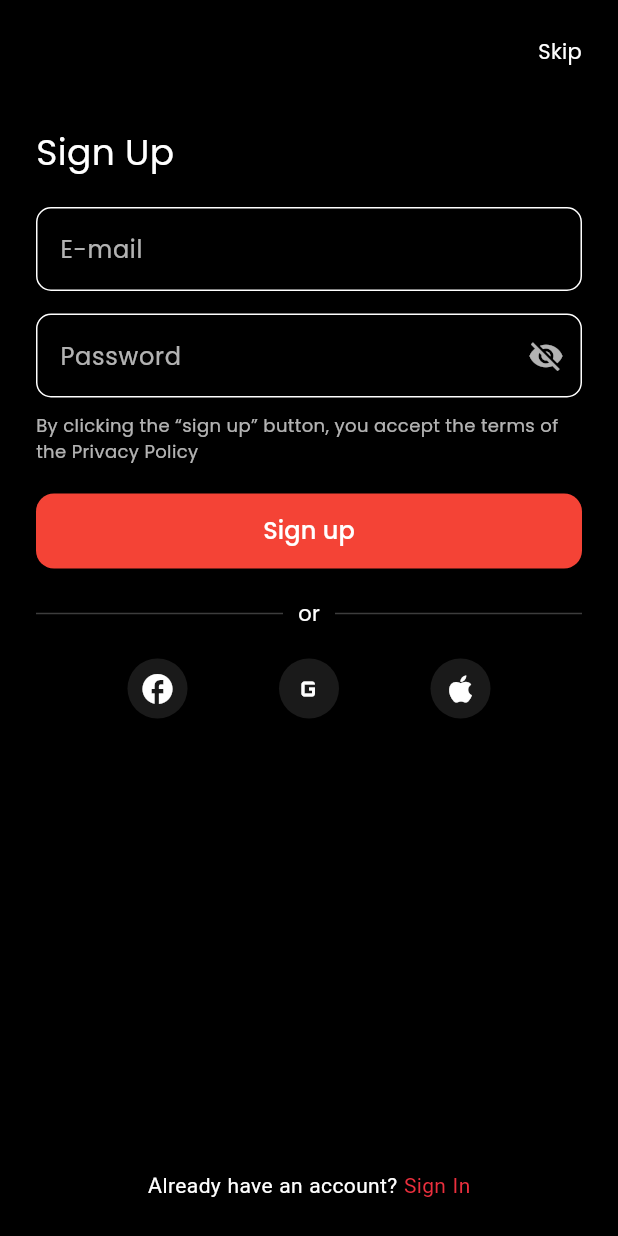
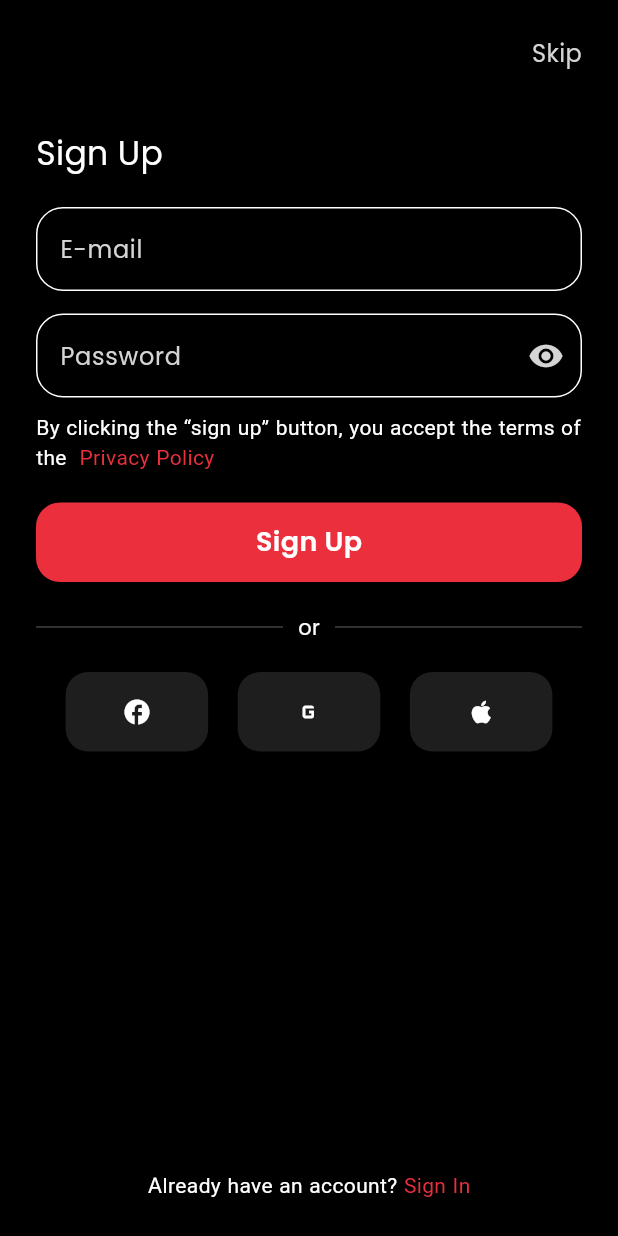
Before and after one commit to minaatef34/cinema_app, a Flutter app: the SignUp screen opened directly, on a phone screen of 412 x 824 dp. Run offline on Flutter 3.47's test engine with Material 3 defaults, Android fonts, the phone set to English and light mode, and no system bars; our stand-ins replace flutter_riverpod, flutter_svg, google_fonts, package_info_plus.

Commit message:
fixed sized

```diff
--- a/lib/src/core/theme/app_colors.dart
+++ b/lib/src/core/theme/app_colors.dart
@@ -9,4 +9,5 @@ class AppColors {
  static Color mainColorDark = Color(0xff94232B);
  static Color greyColor = Color(0xff575757);
  static Color nextIndicatorColor = Color(0xff1E1E1E);
+ static Color dividerColor = Color(0xff404040);
 }
--- a/lib/src/features/sign_up/presentation/pages/sign_up.dart
+++ b/lib/src/features/sign_up/presentation/pages/sign_up.dart
@@ -1,9 +1,12 @@
 import 'package:cinema_app/src/core/theme/app_colors.dart';
+import 'package:cinema_app/src/features/home/presentation/pages/home.dart';
 import 'package:cinema_app/src/features/sign_up/presentation/pages/sing_up_success.dart';
 import 'package:cinema_app/src/features/signin/presentation/pages/sign_in.dart';
+import 'package:cinema_app/src/shared_widgets/app_button.dart';
+import 'package:cinema_app/src/shared_widgets/skip_button.dart';
+import 'package:flutter/gestures.dart';
 import 'package:flutter/material.dart';
 
-import '../../../../shared_widgets/custom_button.dart';
 import '../../../../shared_widgets/custom_text_filed.dart';
 import '../../../../shared_widgets/on_divider.dart';
 import '../../../../shared_widgets/social_row.dart';
@@ -21,31 +24,47 @@ class SignUp extends StatelessWidget {
           child: Column(
             crossAxisAlignment: CrossAxisAlignment.start,
             children: [
-              Align(
-                alignment: Alignment.topRight,
-                child: Text("Skip", style: TextStyle(color: Colors.white)),
+              SkipButton(
+                onPressed: () {
+                  Navigator.push(
+                    context,
+                    MaterialPageRoute(
+                      builder: (context) => Home(),
+                    ),
+                  );
+                },
               ),
               SizedBox(height: 40),
-              Text("Sign Up", style: TextStyle(color: Colors.white, fontSize: 24)),
+              Text("Sign Up", style: TextStyle(color: AppColors.whiteColor, fontSize: 22)),
               SizedBox(height: 20),
               CustomTextField(hint: "E-mail"),
               SizedBox(height: 15),
-              CustomTextField(hint: "Password", isPassword: true),
+              CustomTextField(hint: "Password", isPasswordField: true),
               SizedBox(height: 10),
-              Text(
-                "By clicking the “sign up” button, you accept the terms of the Privacy Policy",
-                style: TextStyle(color: Colors.white70, fontSize: 12),
+              Text.rich(
+                TextSpan(
+                  text: "By clicking the “sign up” button, you accept the terms of the  ",
+                  style: TextStyle(color: AppColors.whiteColor),
+                  children: [
+                    TextSpan(
+                      text: "Privacy Policy",
+                      style: TextStyle(color: AppColors.mainColor),
+                    ),
+                  ],
+                ),
               ),
               SizedBox(height: 20),
-              CustomButton(
-                  text: "Sign up",
-                  onPressed: () {
-                    Navigator.push(
-                        context,
-                        MaterialPageRoute(
-                          builder: (context) => SignupSuccess(),
-                        ));
-                  }),
+              AppButton(
+                text: "Sign Up",
+                onTap: () {
+                  Navigator.push(
+                    context,
+                    MaterialPageRoute(
+                      builder: (context) => SignupSuccess(),
+                    ),
+                  );
+                },
+              ),
               SizedBox(height: 20),
               OrDivider(),
               SizedBox(height: 20),
@@ -55,17 +74,16 @@ class SignUp extends StatelessWidget {
                 child: Text.rich(
                   TextSpan(
                     text: "Already have an account? ",
-                    style: TextStyle(color: Colors.white),
+                    style: TextStyle(color: AppColors.whiteColor),
                     children: [
                       TextSpan(
-                        onEnter: (event) {
-                          Navigator.push(
-                            context,
-                            MaterialPageRoute(
-                              builder: (context) => SignIn(),
-                            ),
-                          );
-                        },
+                        recognizer: TapGestureRecognizer()
+                          ..onTap = () => Navigator.push(
+                                context,
+                                MaterialPageRoute(
+                                  builder: (context) => SignIn(),
+                                ),
+                              ),
                         text: "Sign In",
                         style: TextStyle(color: AppColors.mainColor),
                       ),
--- a/lib/src/shared_widgets/custom_text_filed.dart
+++ b/lib/src/shared_widgets/custom_text_filed.dart
@@ -1,23 +1,45 @@
+import 'package:cinema_app/src/core/theme/app_colors.dart';
 import 'package:flutter/material.dart';
 
-class CustomTextField extends StatelessWidget {
+class CustomTextField extends StatefulWidget {
   final String hint;
-  final bool isPassword;
+  final bool isPasswordField;
 
-  const CustomTextField({super.key, required this.hint, this.isPassword = false});
+  const CustomTextField({super.key, required this.hint, this.isPasswordField = false});
+
+  @override
+  _CustomTextFieldState createState() => _CustomTextFieldState();
+}
+
+class _CustomTextFieldState extends State<CustomTextField> {
+  bool isPassword = true;
+
+  void togglePasswordVisibility() {
+    setState(() {
+      isPassword = !isPassword;
+    });
+  }
 
   @override
   Widget build(BuildContext context) {
     return TextField(
-      obscureText: isPassword,
-      style: TextStyle(color: Colors.white),
+      obscureText: widget.isPasswordField ? !isPassword : false,
+      style: TextStyle(color: AppColors.whiteColor),
       decoration: InputDecoration(
-        hintText: hint,
-        hintStyle: TextStyle(color: Colors.white70),
+        hintText: widget.hint,
+        hintStyle: TextStyle(color: AppColors.semiWhiteColor),
         filled: true,
-        fillColor: Colors.black54,
-        border: OutlineInputBorder(borderRadius: BorderRadius.circular(10)),
-        suffixIcon: isPassword ? Icon(Icons.visibility_off, color: Colors.white70) : null,
+        fillColor: AppColors.blackColor,
+        border: OutlineInputBorder(borderRadius: BorderRadius.circular(18)),
+        suffixIcon: widget.isPasswordField
+            ? IconButton(
+                icon: Icon(
+                  isPassword ? Icons.visibility : Icons.visibility_off,
+                  color: AppColors.semiWhiteColor,
+                ),
+                onPressed: togglePasswordVisibility,
+              )
+            : null,
       ),
     );
   }
--- a/lib/src/shared_widgets/on_divider.dart
+++ b/lib/src/shared_widgets/on_divider.dart
@@ -1,3 +1,4 @@
+import 'package:cinema_app/src/core/theme/app_colors.dart';
 import 'package:flutter/material.dart';
 
 class OrDivider extends StatelessWidget {
@@ -7,12 +8,12 @@ class OrDivider extends StatelessWidget {
   Widget build(BuildContext context) {
     return Row(
       children: [
-        Expanded(child: Divider(color: Colors.white24)),
+        Expanded(child: Divider(color: AppColors.dividerColor)),
         Padding(
           padding: const EdgeInsets.symmetric(horizontal: 10),
-          child: Text("or", style: TextStyle(color: Colors.white)),
+          child: Text("or", style: TextStyle(color: AppColors.whiteColor)),
         ),
-        Expanded(child: Divider(color: Colors.white24)),
+        Expanded(child: Divider(color: AppColors.dividerColor)),
       ],
     );
   }
--- a/lib/src/shared_widgets/social_row.dart
+++ b/lib/src/shared_widgets/social_row.dart
@@ -1,3 +1,4 @@
+import 'package:cinema_app/src/core/theme/app_colors.dart';
 import 'package:flutter/material.dart';
 
 class SocialRow extends StatelessWidget {
@@ -16,9 +17,18 @@ class SocialRow extends StatelessWidget {
   }
 
   Widget _socialIcon(IconData icon) {
-    return CircleAvatar(
-      backgroundColor: Colors.white10,
-      child: Icon(icon, color: Colors.white),
+    return Container(
+      height: 53,
+      width: 95,
+      decoration: BoxDecoration(
+        borderRadius: BorderRadius.circular(15),
+        color: AppColors.nextIndicatorColor,
+      ),
+      child: Icon(
+        icon,
+        color: AppColors.whiteColor,
+        size: 20,
+      ),
     );
   }
 }
```
Also changed, not shown: lib/src/features/home/presentation/pages/home.dart (added, +19 -0 lines), lib/src/features/sign_up/presentation/pages/sing_up_success.dart (+23 -6 lines), lib/src/features/signin/presentation/pages/sign_in.dart (+35 -22 lines), 4 other files.
